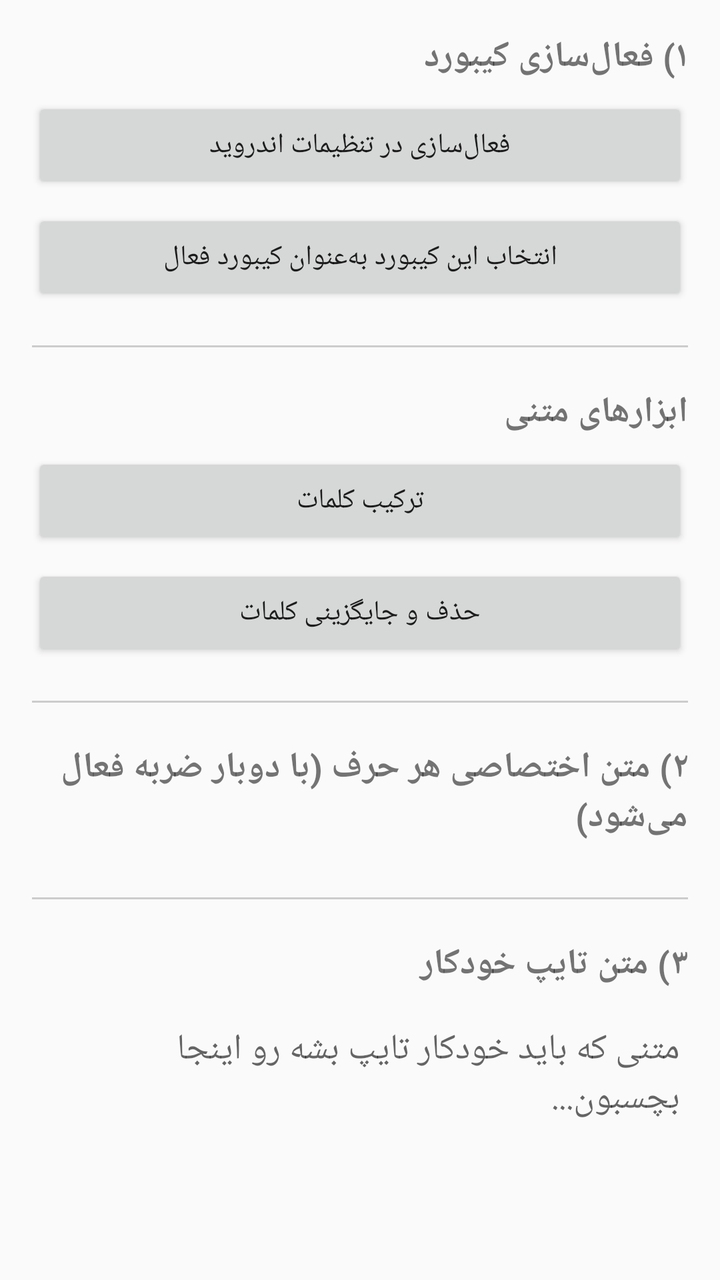
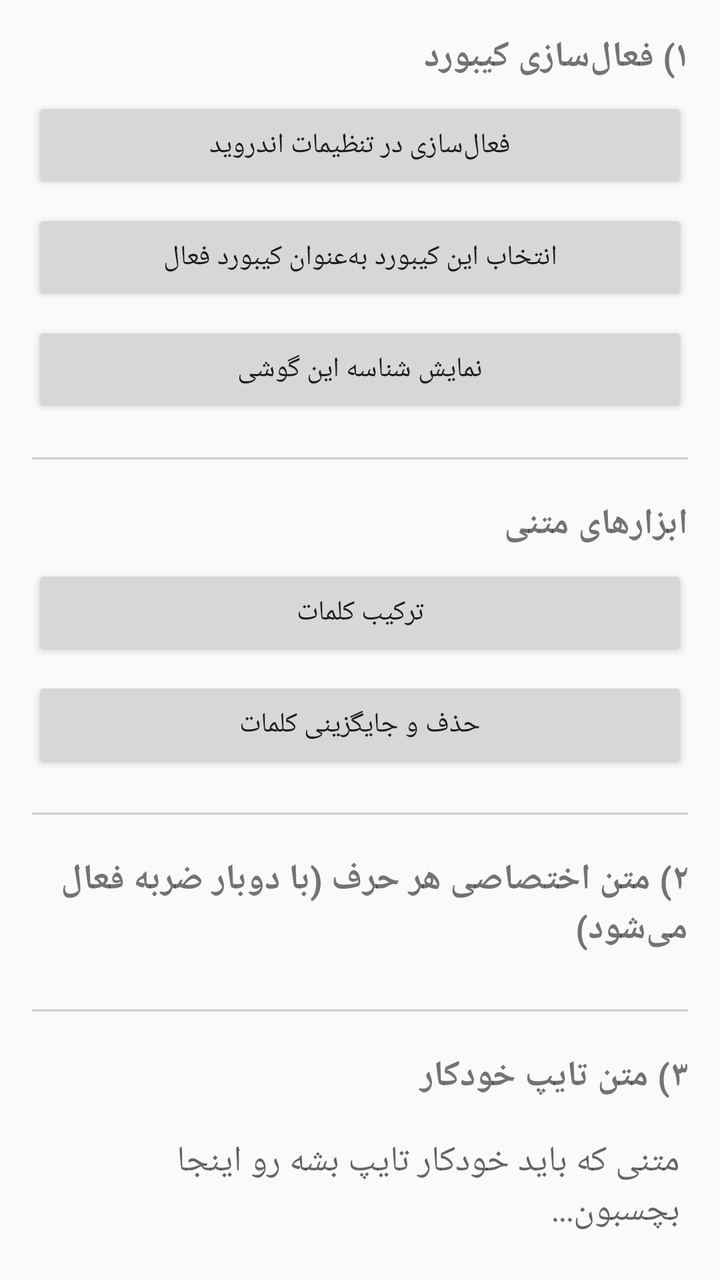

Screens rendered from an Android XML layout before and after an edit, with the pre-edit source and the edit as a unified diff.
<!-- AndroidManifest.xml: application theme Theme.AppCompat.Light -->
<!-- res/layout/activity_settings.xml -->
<?xml version="1.0" encoding="utf-8"?>
<androidx.core.widget.NestedScrollView xmlns:android="http://schemas.android.com/apk/res/android"
    android:layout_width="match_parent"
    android:layout_height="match_parent">

    <LinearLayout
        android:layout_width="match_parent"
        android:layout_height="wrap_content"
        android:orientation="vertical"
        android:padding="16dp">

        <TextView
            android:layout_width="match_parent"
            android:layout_height="wrap_content"
            android:text="۱) فعال‌سازی کیبورد"
            android:textStyle="bold"
            android:textSize="18sp"
            android:paddingBottom="8dp" />

        <Button
            android:id="@+id/btnEnableKeyboard"
            android:layout_width="match_parent"
            android:layout_height="wrap_content"
            android:text="فعال‌سازی در تنظیمات اندروید" />

        <Button
            android:id="@+id/btnSwitchKeyboard"
            android:layout_width="match_parent"
            android:layout_height="wrap_content"
            android:layout_marginTop="8dp"
            android:text="انتخاب این کیبورد به‌عنوان کیبورد فعال" />

        <View
            android:layout_width="match_parent"
            android:layout_height="1dp"
            android:background="#CCCCCC"
            android:layout_marginVertical="20dp" />

        <TextView
            android:layout_width="match_parent"
            android:layout_height="wrap_content"
            android:text="ابزارهای متنی"
            android:textStyle="bold"
            android:textSize="18sp"
            android:paddingBottom="8dp" />

        <Button
            android:id="@+id/btnWordShuffle"
            android:layout_width="match_parent"
            android:layout_height="wrap_content"
            android:text="ترکیب کلمات" />

        <Button
            android:id="@+id/btnTextReplace"
            android:layout_width="match_parent"
            android:layout_height="wrap_content"
            android:layout_marginTop="8dp"
            android:text="حذف و جایگزینی کلمات" />

        <View
            android:layout_width="match_parent"
            android:layout_height="1dp"
            android:background="#CCCCCC"
            android:layout_marginVertical="20dp" />

        <TextView
            android:layout_width="match_parent"
            android:layout_height="wrap_content"
            android:text="۲) متن اختصاصی هر حرف (با دوبار ضربه فعال می‌شود)"
            android:textStyle="bold"
            android:textSize="18sp"
            android:paddingBottom="8dp" />

        <LinearLayout
            android:id="@+id/lettersContainer"
            android:layout_width="match_parent"
            android:layout_height="wrap_content"
            android:orientation="vertical" />

        <View
            android:layout_width="match_parent"
            android:layout_height="1dp"
            android:background="#CCCCCC"
            android:layout_marginVertical="20dp" />

        <TextView
            android:layout_width="match_parent"
            android:layout_height="wrap_content"
            android:text="۳) متن تایپ خودکار"
            android:textStyle="bold"
            android:textSize="18sp"
            android:paddingBottom="8dp" />

        <EditText
            android:id="@+id/autoTypeEditText"
            android:layout_width="match_parent"
            android:layout_height="wrap_content"
            android:minLines="6"
            android:gravity="top|start"
            android:hint="متنی که باید خودکار تایپ بشه رو اینجا بچسبون..." />

        <TextView
            android:id="@+id/speedLabel"
            android:layout_width="match_parent"
            android:layout_height="wrap_content"
            android:layout_marginTop="12dp"
            android:text="سرعت تایپ" />

        <SeekBar
            android:id="@+id/speedSeekBar"
            android:layout_width="match_parent"
            android:layout_height="wrap_content"
            android:max="295" />

        <Button
            android:id="@+id/btnSaveAutoType"
            android:layout_width="match_parent"
            android:layout_height="wrap_content"
            android:layout_marginTop="12dp"
            android:text="ذخیره متن و سرعت" />

        <TextView
            android:layout_width="match_parent"
            android:layout_height="wrap_content"
            android:layout_marginTop="16dp"
            android:textColor="#666666"
            android:text="برای شروع تایپ خودکار: برو توی هر اپی، روی فیلد متنی ضربه بزن، این کیبورد رو انتخاب کن و دکمه ▶ روی کیبورد رو بزن. برای توقف دوباره ▶ رو بزن." />

    </LinearLayout>
</androidx.core.widget.NestedScrollView>
<!-- resources referenced by this layout -->
<resources>

</resources>

<!-- the commit's change to res/layout/activity_settings.xml (unified diff, before → after) -->
@@ -29,6 +29,13 @@
             android:layout_height="wrap_content"
             android:layout_marginTop="8dp"
             android:text="انتخاب این کیبورد به‌عنوان کیبورد فعال" />
+
+        <Button
+            android:id="@+id/btnShowDeviceId"
+            android:layout_width="match_parent"
+            android:layout_height="wrap_content"
+            android:layout_marginTop="8dp"
+            android:text="نمایش شناسه این گوشی" />
 
         <View
             android:layout_width="match_parent"
